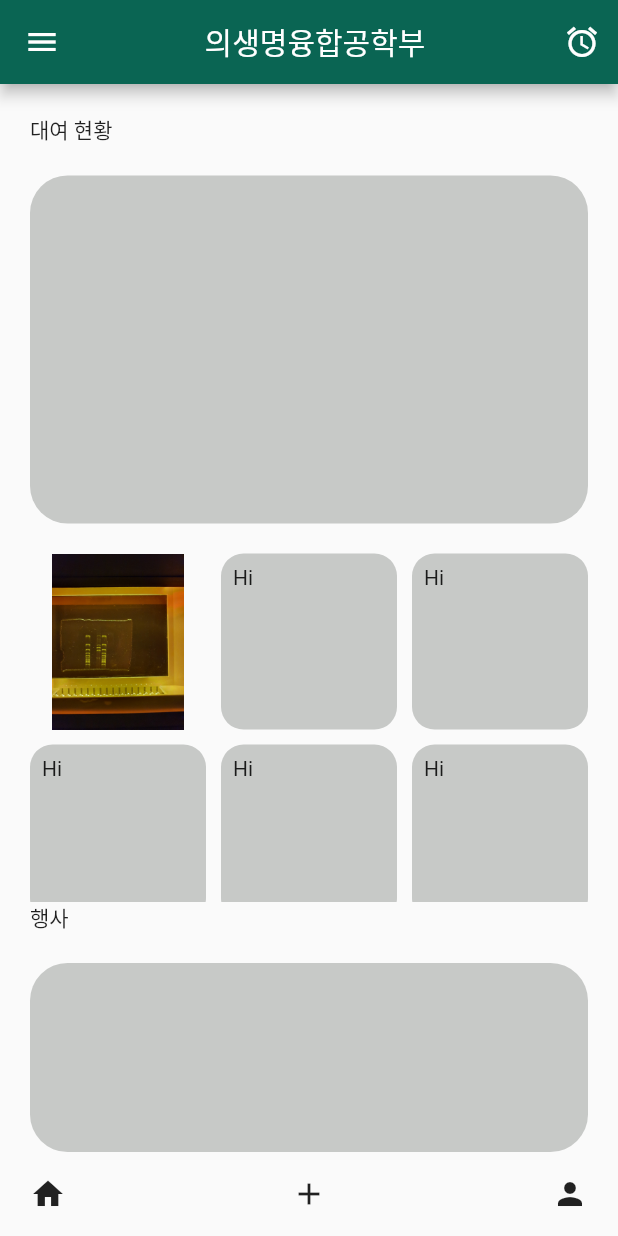
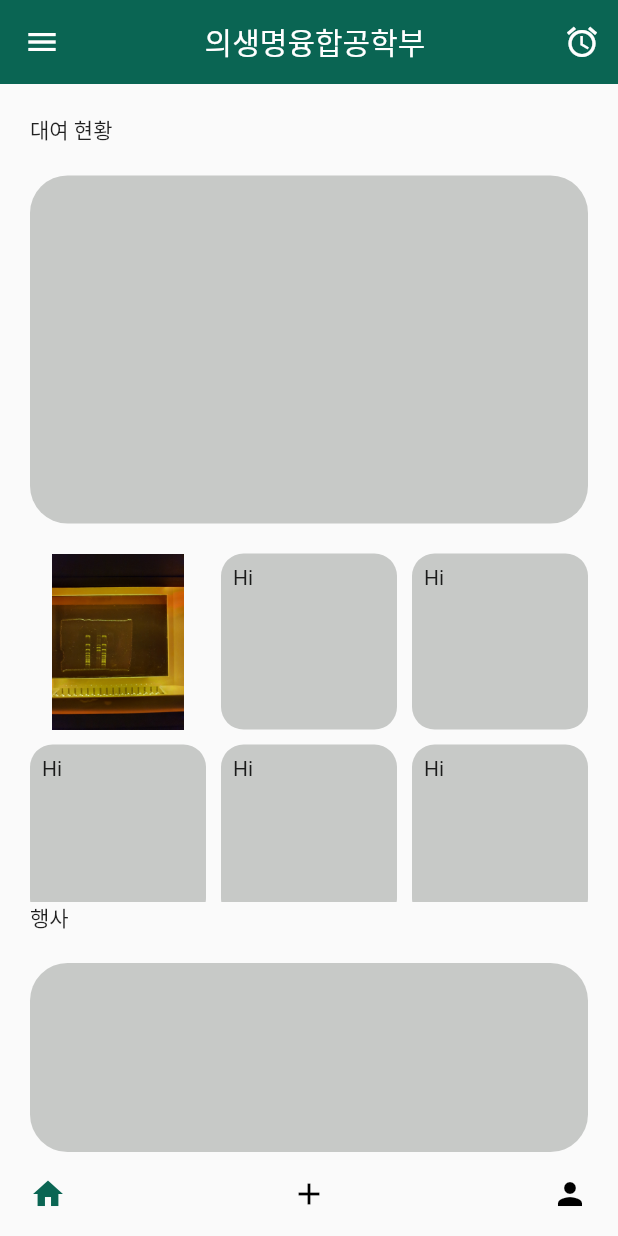
Before and after one commit to Minsuyeon-0329/bce_book_loan, a Flutter app: the screen it shows after launch, on a phone screen of 412 x 824 dp. Run offline on Flutter 3.47's test engine with Material 2 defaults, Android fonts, the phone set to English and light mode, and no system bars; our stand-ins replace get.

Commit message:
page추가, controller_page만듦

```diff
--- a/lib/bce/bce.dart
+++ b/lib/bce/bce.dart
@@ -5,6 +5,8 @@ class BCEPage extends StatelessWidget {
 
   @override
   Widget build(BuildContext context) {
-    return Scaffold();
+    return Scaffold(
+
+    );
   }
 }
--- a/lib/home/home.dart
+++ b/lib/home/home.dart
@@ -1,78 +1,8 @@
-import 'package:bce_app/alarm/alarm.dart';
-import 'package:bce_app/alarm/qr_code.dart';
 import "package:flutter/material.dart";
-import 'package:get/get.dart';
 
 class HomePage extends StatelessWidget {
+
   Widget build(BuildContext context) {
-    return Scaffold(
-      drawer: Drawer(
-        child: ListView(
-          children: <Widget>[
-            UserAccountsDrawerHeader(
-              currentAccountPicture: const CircleAvatar(
-                backgroundImage: AssetImage('asset/test.jpg'),
-                backgroundColor: Color.fromRGBO(199, 201, 199, 1),
-              ),
-              otherAccountsPictures: const [
-                CircleAvatar(
-                  backgroundImage: AssetImage('asset/test.jpg'),
-                  backgroundColor: Color.fromRGBO(199, 201, 199, 1),
-                )
-              ],
-              accountName: const Text('최준영'),
-              accountEmail: const Text('chois@naver.com'),
-              onDetailsPressed: () {
-                const Text('press details');
-              },
-              decoration: const BoxDecoration(
-                color: Color.fromRGBO(10, 101, 83, 1),
-              ),
-            ),
-            ListTile(
-              leading: Icon(Icons.home, color: Color.fromRGBO(199, 201, 199, 1)),
-              title: const Text('Home'),
-              onTap: () {
-                const Text('Home is clicked');
-              },
-              trailing: const Icon(Icons.add),
-            ),
-            ListTile(
-              leading: Icon(Icons.settings, color: Color.fromRGBO(199, 201, 199, 1)),
-              title: const Text('Setting'),
-              onTap: () {
-                const Text('Setting is clicked');
-              },
-              trailing: Icon(Icons.add),
-            ),
-            ListTile(
-              leading: Icon(Icons.question_answer, color: Color.fromRGBO(199, 201, 199, 1)),
-              title: const Text('Q&A'),
-              onTap: () {
-                const Text('Q&A is clicked');
-              },
-              trailing: const Icon(Icons.add),
-            ),
-          ],
-        ),
-      ),
-      appBar: AppBar(
-        title: const Center(child: Text('의생명융합공학부')),
-        backgroundColor: const Color.fromRGBO(10, 101, 83, 1),
-        actions: [
-          IconButton(
-              onPressed: () {
-                Get.to(() => AlarmPage());
-              },
-              icon: const Icon(Icons.alarm))
-        ],
-      ),
-      body: getBody(),
-      bottomNavigationBar: getFooter(),
-    );
-  }
-
-  Widget getBody() {
     return Column(
       crossAxisAlignment: CrossAxisAlignment.start,
       children: [
@@ -103,17 +33,16 @@ class HomePage extends StatelessWidget {
             children: [
               GestureDetector(
                 onTap: () {
-                  Get.to(() => QRCheckScreen(eventKeyword: 'userId'));
+                 // Get.to(() => QRCheckScreen(eventKeyword: 'userId'));
                 },
-                child: Container(
+               child: Container(
                     width: 500.0,
                     padding: const EdgeInsets.all(8),
                     decoration: BoxDecoration(
                       image: DecorationImage(
                         image: AssetImage('asset/test.jpg'),
                       ),
-                    )),
-              ),
+                    )),),
               Container(
                 padding: const EdgeInsets.all(8),
                 child: const Text('Hi'),
@@ -162,17 +91,5 @@ class HomePage extends StatelessWidget {
     );
   }
 
-  Widget getFooter() {
-    return Padding(
-        padding: EdgeInsets.fromLTRB(20, 0, 20, 0),
-        child: Container(
-          width: double.infinity,
-          height: 56,
-          decoration: BoxDecoration(),
-          child: Row(
-            mainAxisAlignment: MainAxisAlignment.spaceBetween,
-            children: [Icon(Icons.home), Icon(Icons.add), Icon(Icons.person)],
-          ),
-        ));
-  }
+
 }
--- a/lib/main.dart
+++ b/lib/main.dart
@@ -1,6 +1,7 @@
-import 'package:bce_app/home/home.dart';
 import 'package:flutter/material.dart';
 import 'package:get/get.dart';
+
+import 'main/main_view.dart';
 
 void main() {
   runApp(const MyApp());
@@ -13,7 +14,7 @@ class MyApp extends StatelessWidget {
   @override
   Widget build(BuildContext context) {
     return GetMaterialApp(
-      home: HomePage(),
+      home: MainViewPage(),
     );
   }
 }
--- /dev/null
+++ b/lib/main/main_controller.dart
@@ -0,0 +1,17 @@
+import 'package:get/get.dart';
+
+class MainController extends GetxController{
+  final _pageIndex = 0.obs;
+
+  int get pageIndex => _pageIndex.value;
+
+  set pageIndex(int index){
+    _pageIndex.value = index;
+    update();
+  }
+
+  pageTab(int index){
+    _pageIndex.value=index;
+    update();
+  }
+}
--- /dev/null
+++ b/lib/main/main_view.dart
@@ -0,0 +1,115 @@
+import 'package:bce_app/main/main_controller.dart';
+import 'package:flutter/material.dart';
+import 'package:get/get.dart';
+
+import '../alarm/alarm.dart';
+import '../bce/bce.dart';
+import '../home/home.dart';
+
+class MainViewPage extends StatelessWidget {
+   List<Widget> _bodyContent = [
+    HomePage(),
+    BCEPage(),
+  ];
+
+
+
+  @override
+  Widget build(BuildContext context) {
+    MainController mainController = Get.put(MainController());
+    return Scaffold(
+      drawer: Drawer(
+        child: ListView(
+          children: <Widget>[
+            UserAccountsDrawerHeader(
+              currentAccountPicture: const CircleAvatar(
+                backgroundImage: AssetImage('asset/test.jpg'),
+                backgroundColor: Color.fromRGBO(199, 201, 199, 1),
+              ),
+              otherAccountsPictures: const [
+                CircleAvatar(
+                  backgroundImage: AssetImage('asset/test.jpg'),
+                  backgroundColor: Color.fromRGBO(199, 201, 199, 1),
+                )
+              ],
+              accountName: const Text('최준영'),
+              accountEmail: const Text('chois@naver.com'),
+              onDetailsPressed: () {
+                const Text('press details');
+              },
+              decoration: const BoxDecoration(
+                color: Color.fromRGBO(10, 101, 83, 1),
+              ),
+            ),
+            ListTile(
+              leading: Icon(Icons.home, color: Color.fromRGBO(199, 201, 199, 1)),
+              title: const Text('Home'),
+              onTap: () {
+                const Text('Home is clicked');
+              },
+              trailing: const Icon(Icons.add),
+            ),
+            ListTile(
+              leading: Icon(Icons.settings, color: Color.fromRGBO(199, 201, 199, 1)),
+              title: const Text('Setting'),
+              onTap: () {
+                const Text('Setting is clicked');
+              },
+              trailing: Icon(Icons.add),
+            ),
+            ListTile(
+              leading: Icon(Icons.question_answer, color: Color.fromRGBO(199, 201, 199, 1)),
+              title: const Text('Q&A'),
+              onTap: () {
+                const Text('Q&A is clicked');
+              },
+              trailing: const Icon(Icons.add),
+            ),
+          ],
+        ),
+      ),
+      appBar: AppBar(
+        elevation: 0,
+        title: const Center(child: Text('의생명융합공학부')),
+        backgroundColor: const Color.fromRGBO(10, 101, 83, 1),
+        actions: [
+          IconButton(
+              onPressed: () {
+                Get.to(() => AlarmPage());
+              },
+              icon: const Icon(Icons.alarm))
+        ],
+      ),
+      body: Obx(()=>_bodyContent[mainController.pageIndex]),
+      bottomNavigationBar: getFooter(),
+    );
+  }
+  }
+
+  Widget getFooter() {
+    MainController mainController = Get.put(MainController());
+    List buttomItems=[
+      mainController.pageIndex == 0 ? Icon(Icons.home,color: Color.fromRGBO(10, 101, 83, 1)) : Icon(Icons.home,color: Colors.black) ,
+      mainController.pageIndex == 1 ? Icon(Icons.add,color: Color.fromRGBO(10, 101, 83, 1)) : Icon(Icons.add,color: Colors.black),
+      mainController.pageIndex == 2 ? Icon(Icons.person,color: Color.fromRGBO(10, 101, 83, 1)) : Icon(Icons.person,color: Colors.black)
+    ];
+    return Padding(
+        padding: EdgeInsets.fromLTRB(20, 0, 20, 0),
+        child: Container(
+          width: double.infinity,
+          height: 56,
+          decoration: BoxDecoration(),
+          child: Row(
+            mainAxisAlignment: MainAxisAlignment.spaceBetween,
+            children: List.generate(buttomItems.length,
+                    (index) {
+              return GestureDetector(
+                onTap: (){
+                  mainController.pageTab(index);
+                  print(mainController.pageIndex);
+                },
+                child: buttomItems[index],
+              );}),
+          ),
+        ));
+  }
--- a/pubspec.yaml
+++ b/pubspec.yaml
@@ -30,7 +30,7 @@ dependencies:
   flutter:
     sdk: flutter
 
-  qr_code_scanner: ^0.7.0
+  # qr_code_scanner: ^0.7.0
 
   get: ^4.6.3
 
```
Also changed, not shown: lib/alarm/qr_code.dart (+64 -64 lines), pubspec.lock, 1 other file.
